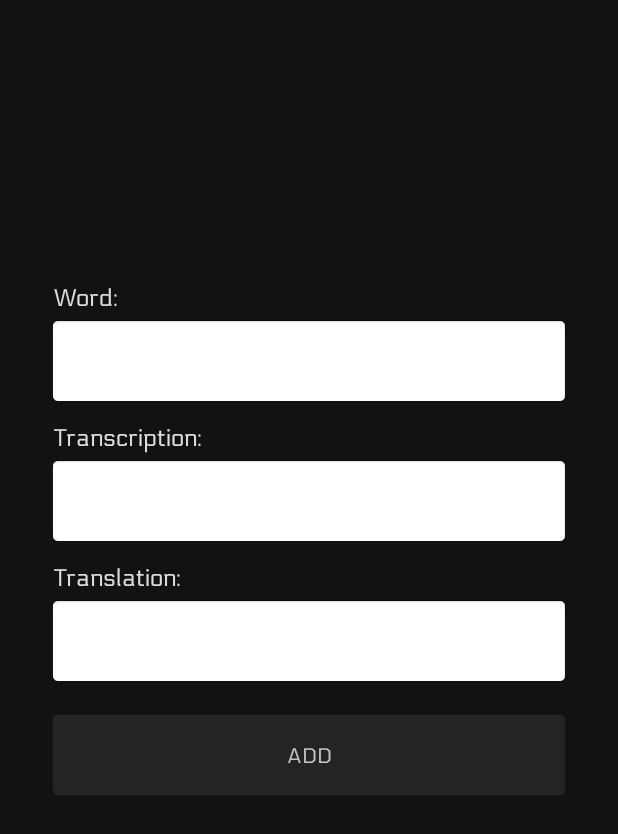
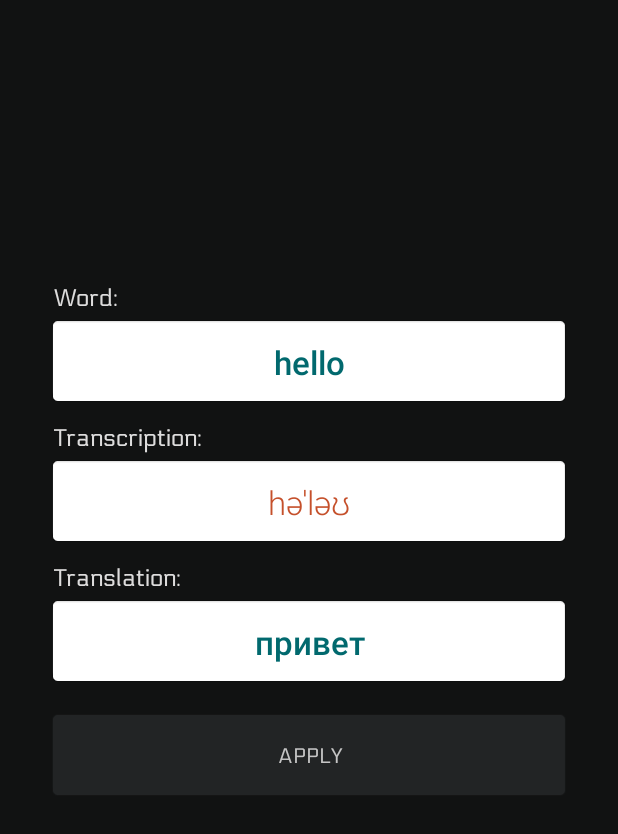
Before and after one commit to khush-byte/Flashcards, an Android app: the screen it shows after launch (CardActivity), after a tap on "EDIT", on a phone screen of 412 x 824 dp. Shown: the top 834 px of the screen. Run offline under Robolectric (Android 15) with nearby library versions, the phone set to English and light mode, and no system bars; our stand-ins replace Room's generated code.

Commit message:
pre final app version 2

```diff
--- a/app/src/main/java/com/khush/cards/CardActivity.kt
+++ b/app/src/main/java/com/khush/cards/CardActivity.kt
@@ -1,5 +1,6 @@
 package com.khush.cards
 
+import android.annotation.SuppressLint
 import android.content.Context
 import android.content.Intent
 import android.content.SharedPreferences
@@ -29,19 +30,46 @@ class CardActivity : AppCompatActivity() {
     private lateinit var translationField: EditText
     private lateinit var sharedPreference: SharedPreferences
     private var groupId: Int = 0
+    private var cardId: Int = 0
 
+    @SuppressLint("SetTextI18n")
     override fun onCreate(savedInstanceState: Bundle?) {
         super.onCreate(savedInstanceState)
         setContentView(R.layout.activity_card)
         overridePendingTransition(android.R.anim.fade_in, android.R.anim.fade_out)
         initApp()
 
-        groupId = intent.getIntExtra("groupId", 0)
-        Log.d("MyTag", groupId.toString())
+        val action =  intent.getStringExtra("action")
+        //Log.d("MyTag", action.toString())
+
+        if(action.equals("add")){
+            addBtn.text = "ADD"
+        }
+        else if(action.equals("edit")){
+            addBtn.text = "APPLY"
+        }
 
         addBtn.setOnClickListener {
             if(wordField.text.isNotEmpty()&&translationField.text.isNotEmpty()){
-                insertCardToDatabase(groupId, wordField.text.toString(), transcriptionField.text.toString(), translationField.text.toString())
+                var text = transcriptionField.text.toString()
+                val transcription = text.replace("[","").replace("]","")
+                if(action.equals("add")) {
+                    insertCardToDatabase(
+                        groupId,
+                        wordField.text.toString(),
+                        transcription,
+                        translationField.text.toString()
+                    )
+                }
+                else if(action.equals("edit")){
+                    updateCard(
+                        cardId,
+                        groupId,
+                        wordField.text.toString(),
+                        transcription,
+                        translationField.text.toString()
+                    )
+                }
                 addBtn.isEnabled = false
             }else {
                 Toast.makeText(applicationContext, "Please enter a word and the translation!", Toast.LENGTH_SHORT)
@@ -61,6 +89,19 @@ class CardActivity : AppCompatActivity() {
         transcriptionField = findViewById(R.id.transcription_field)
         translationField = findViewById(R.id.translation_field)
         addBtn = findViewById(R.id.add_word_btn)
+
+        groupId = intent.getIntExtra("groupId", 0)
+        cardId = intent.getIntExtra("cardId", 0)
+        val word = intent.getStringExtra("word")
+        val transcription = intent.getStringExtra("transcription")
+        val translation = intent.getStringExtra("translation")
+        Log.d("MyTag",cardId.toString()+groupId.toString()+word+transcription+translation)
+
+        if (word != null) {
+            wordField.setText(word)
+            transcriptionField.setText(transcription)
+            translationField.setText(translation)
+        }
 
         sharedPreference = applicationContext.getSharedPreferences("LocalMemory", Context.MODE_PRIVATE)
 
@@ -95,6 +136,20 @@ class CardActivity : AppCompatActivity() {
         this.finish()
     }
 
+    private fun updateCard(cardId: Int, groupId: Int, word: String, transcription: String, translation: String) {
+        //Log.d("MyTag",group+word+transcription+translation)
+
+        coroutineScope.launch {
+            cardDao.updateCard(
+                CardModel(cardId, groupId, word, transcription, translation)
+            )
+        }
+
+        val intent = Intent(this, MainActivity::class.java)
+        startActivity(intent)
+        this.finish()
+    }
+
     override fun onBackPressed() {
         super.onBackPressed()
         overridePendingTransition(android.R.anim.fade_in, android.R.anim.fade_out)
--- a/app/src/main/java/com/khush/cards/GroupActivity.kt
+++ b/app/src/main/java/com/khush/cards/GroupActivity.kt
@@ -55,6 +55,7 @@ class GroupActivity : AppCompatActivity() {
                     val index = groups.size - 1
 
                     editor.putInt("groupIndex", index)
+                    editor.putInt("cardIndex", 0)
                     editor.apply()
                 }
 
--- a/app/src/main/java/com/khush/cards/MainActivity.kt
+++ b/app/src/main/java/com/khush/cards/MainActivity.kt
@@ -21,6 +21,7 @@ import android.widget.Button
 import android.widget.ImageButton
 import android.widget.Spinner
 import android.widget.TextView
+import android.widget.Toast
 import androidx.annotation.RequiresApi
 import androidx.appcompat.app.AlertDialog
 import androidx.appcompat.app.AppCompatActivity
@@ -104,6 +105,7 @@ class MainActivity : AppCompatActivity(), TextToSpeech.OnInitListener {
                     val groupId = groups[groupIndex].id
                     //Log.d("MyTag", groupId.toString())
                     val intent = Intent(this@MainActivity, CardActivity::class.java)
+                    intent.putExtra("action", "add")
                     intent.putExtra("groupId", groupId)
                     startActivity(intent)
                 }
@@ -111,12 +113,18 @@ class MainActivity : AppCompatActivity(), TextToSpeech.OnInitListener {
         }
 
         editBtn.setOnClickListener {
-            val intent = Intent(this, CardActivity::class.java)
-//            intent.putExtra("group", cardModels[cardIndex].group)
-//            intent.putExtra("word", cardModels[cardIndex].word)
-//            intent.putExtra("transcription", cardModels[cardIndex].transcription)
-//            intent.putExtra("translation", cardModels[cardIndex].transcription)
-            startActivity(intent)
+            if(cardModels.isNotEmpty()) {
+                val intent = Intent(this, CardActivity::class.java)
+                intent.putExtra("action", "edit")
+                intent.putExtra("groupId", cardModels[cardIndex].groupId)
+                intent.putExtra("cardId", cardModels[cardIndex].id)
+                intent.putExtra("word", cardModels[cardIndex].word)
+                intent.putExtra("transcription", cardModels[cardIndex].transcription)
+                intent.putExtra("translation", cardModels[cardIndex].translation)
+                startActivity(intent)
+            }else{
+                Toast.makeText(applicationContext, "There are no cards in this group!", Toast.LENGTH_SHORT).show()
+            }
         }
 
         deleteBtn.setOnClickListener {
@@ -138,6 +146,9 @@ class MainActivity : AppCompatActivity(), TextToSpeech.OnInitListener {
             }
 
             override fun onItemSelected(parent: AdapterView<*>?, view: View?, position: Int, id: Long) {
+                if(groupIndex!=position){
+                    cardIndex = 0
+                }
                 groupIndex = position
                 saveGroupIndex()
                 updateCardList()
@@ -205,7 +216,7 @@ class MainActivity : AppCompatActivity(), TextToSpeech.OnInitListener {
 
             if(cardDao.isEmpty()){
                 cardDao.insertCard(
-                    CardModel(0, 1, "hello", "[həˈləʊ]", "привет")
+                    CardModel(0, 1, "hello", "həˈləʊ", "привет")
                 )
             }
 
@@ -227,10 +238,15 @@ class MainActivity : AppCompatActivity(), TextToSpeech.OnInitListener {
         }
     }
 
+    @SuppressLint("SetTextI18n")
     private fun initCard(){
         if(cardModels.isNotEmpty()) {
             englishWord.text = cardModels[cardIndex].word
-            transcription.text = cardModels[cardIndex].transcription
+            if(cardModels[cardIndex].transcription.isNotEmpty()) {
+                transcription.text = "[${cardModels[cardIndex].transcription}]"
+            }else{
+                transcription.text = ""
+            }
             translation.text = cardModels[cardIndex].translation
         }else{
             englishWord.text = ""
@@ -251,8 +267,6 @@ class MainActivity : AppCompatActivity(), TextToSpeech.OnInitListener {
 
     private fun updateCardList(){
         coroutineScope.launch {
-            cardIndex = 0
-
             val groups = groupDao.getGroups()
             val groupId = groups[groupIndex].id
             cardModels = cardDao.getCards(groupId)
--- a/app/src/main/res/layout/activity_card.xml
+++ b/app/src/main/res/layout/activity_card.xml
@@ -33,15 +33,16 @@
         android:layout_marginRight="32dp"
         android:layout_marginBottom="12dp"
         android:background="@android:drawable/editbox_background_normal"
-        android:fontFamily="@font/electrolize"
+        android:fontFamily="sans-serif-medium"
         android:gravity="center"
+        android:inputType="text|textAutoCorrect"
         android:paddingLeft="20dp"
-        android:paddingTop="6dp"
+        android:paddingTop="8dp"
         android:paddingRight="20dp"
         android:paddingBottom="6dp"
-        android:textColor="#393939"
-        android:textSize="20sp"
-        android:textStyle="bold"
+        android:textColor="#01696E"
+        android:textSize="22sp"
+        android:textStyle="normal"
         app:layout_constraintBottom_toTopOf="@+id/textView4"
         app:layout_constraintEnd_toEndOf="parent"
         app:layout_constraintHorizontal_bias="0.5"
@@ -75,15 +76,15 @@
         android:layout_marginRight="32dp"
         android:layout_marginBottom="12dp"
         android:background="@android:drawable/editbox_background_normal"
-        android:fontFamily="@font/electrolize"
+        android:fontFamily="sans-serif-light"
         android:gravity="center"
         android:paddingLeft="20dp"
-        android:paddingTop="6dp"
+        android:paddingTop="8dp"
         android:paddingRight="20dp"
         android:paddingBottom="6dp"
-        android:textColor="#393939"
-        android:textSize="20sp"
-        android:textStyle="bold"
+        android:textColor="#C5502B"
+        android:textSize="22sp"
+        android:textStyle="normal"
         app:layout_constraintBottom_toTopOf="@+id/textView5"
         app:layout_constraintEnd_toEndOf="parent"
         app:layout_constraintHorizontal_bias="0.5"
@@ -116,15 +117,16 @@
         android:layout_marginEnd="32dp"
         android:layout_marginRight="32dp"
         android:background="@android:drawable/editbox_background_normal"
-        android:fontFamily="@font/electrolize"
+        android:fontFamily="sans-serif-medium"
         android:gravity="center"
+        android:inputType="text|textAutoCorrect"
         android:paddingLeft="20dp"
-        android:paddingTop="6dp"
+        android:paddingTop="8dp"
         android:paddingRight="20dp"
         android:paddingBottom="6dp"
-        android:textColor="#393939"
-        android:textSize="20sp"
-        android:textStyle="bold"
+        android:textColor="#01696E"
+        android:textSize="22sp"
+        android:textStyle="normal"
         app:layout_constraintBottom_toTopOf="@+id/add_word_btn"
         app:layout_constraintEnd_toEndOf="parent"
         app:layout_constraintHorizontal_bias="0.5"
```
Also changed, not shown: app/src/main/res/layout/activity_group.xml (+4 -3 lines).
